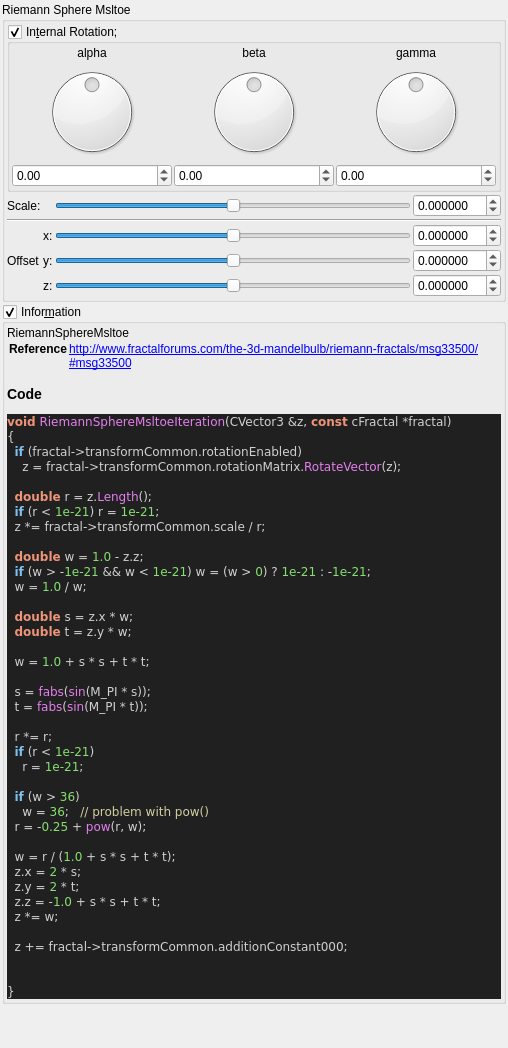
Above: mandelbulber2/qt_data/fractal_riemann_sphere_msltoe.ui from buddhi1980/mandelbulber2 before the change. Below: the same form after it.
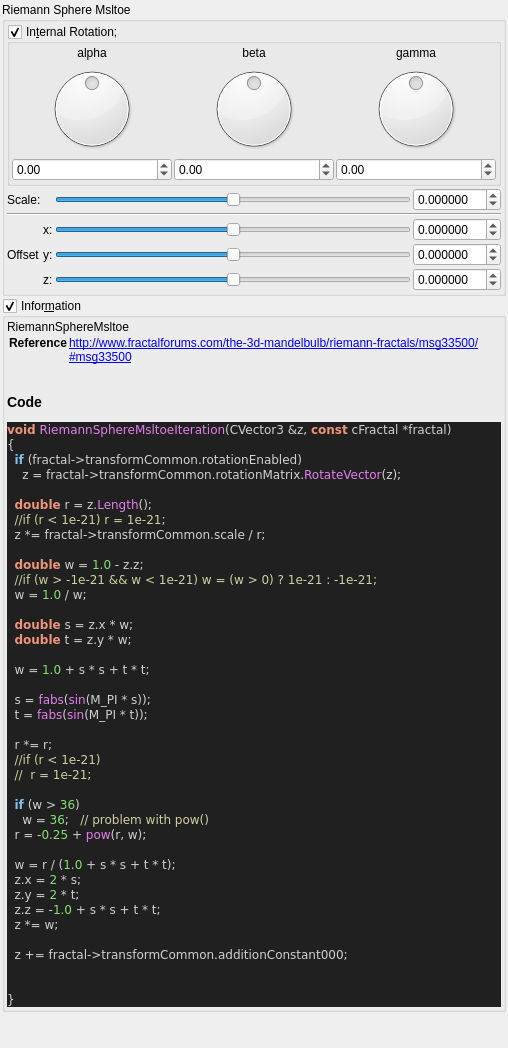
That is the form after the change. Custom widgets are drawn as their Qt base class.

Commit message:
stripped code highlight output to body tag
 the surrounding part (HTML Tag and comment) contained version specific parts.
 Now only the body tag will be written to the ui file,
 so the complete output of populateUiInformation.php should be reproducable.

 Also readded broken symlinks in deploy/share/mandelbulber2

Patch:
```diff
--- a/mandelbulber2/qt_data/fractal_riemann_sphere_msltoe.ui
+++ b/mandelbulber2/qt_data/fractal_riemann_sphere_msltoe.ui
@@ -526,27 +526,22 @@
        <widget class="QLabel" name="label_code_content">
         <property name="text">
          <string>&lt;p&gt;RiemannSphereMsltoe&lt;/p&gt;&lt;table&gt;
-&lt;tr&gt;&lt;th&gt;Reference&lt;/th&gt;&lt;td&gt;&lt;a href=&quot;http://www.fractalforums.com/the-3d-mandelbulb/riemann-fractals/msg33500/#msg33500&quot;&gt;http://www.fractalforums.com/the-3d-mandelbulb/riemann-fractals/msg33500/#msg33500&lt;/a&gt;&lt;/td&gt;&lt;/tr&gt;
+&lt;tr&gt;&lt;th&gt;Reference&lt;/th&gt;&lt;td&gt;&lt;a href=&quot;http://www.fractalforums.com/the-3d-mandelbulb/riemann-fractals/msg33500/#msg33500&quot;&gt;http://www.fractalforums.com/the-3d-mandelbulb/riemann-fractals/msg33500/#msg33500&lt;br&gt;
+&lt;/td&gt;&lt;/tr&gt;
 &lt;/table&gt;
 &lt;h3&gt;Code&lt;/h3&gt;
-&lt;!DOCTYPE HTML PUBLIC &quot;-//W3C//DTD HTML 4.0 Transitional//EN&quot;&gt;
-&lt;html&gt;
-&lt;head&gt;
-&lt;meta http-equiv=&quot;content-type&quot; content=&quot;text/html; charset=ISO-8859-1&quot;&gt;
-&lt;title&gt;Source file&lt;/title&gt;
-&lt;/head&gt;
 &lt;body style=&quot;background-color:#202020&quot;&gt;
-&lt;pre style=&quot;color:#d0d0d0; background-color:#202020;  font-family:'Courier New';&quot;&gt;&lt;span style=&quot;color:#f09479; font-weight:bold&quot;&gt;void&lt;/span&gt; &lt;span style=&quot;color:#e47eed&quot;&gt;RiemannSphereMsltoeIteration&lt;/span&gt;&lt;span style=&quot;color:#d0d0d0&quot;&gt;(&lt;/span&gt;CVector3 &lt;span style=&quot;color:#d0d0d0&quot;&gt;&amp;amp;&lt;/span&gt;z&lt;span style=&quot;color:#d0d0d0&quot;&gt;,&lt;/span&gt; &lt;span style=&quot;color:#f09479; font-weight:bold&quot;&gt;const&lt;/span&gt; cFractal &lt;span style=&quot;color:#d0d0d0&quot;&gt;*&lt;/span&gt;fractal&lt;span style=&quot;color:#d0d0d0&quot;&gt;)&lt;/span&gt;
+&lt;pre style=&quot;color:#d0d0d0; background-color:#202020;  font-family:'Courier New',monospace;&quot;&gt;&lt;span style=&quot;color:#f09479; font-weight:bold&quot;&gt;void&lt;/span&gt; &lt;span style=&quot;color:#e47eed&quot;&gt;RiemannSphereMsltoeIteration&lt;/span&gt;&lt;span style=&quot;color:#d0d0d0&quot;&gt;(&lt;/span&gt;CVector3 &lt;span style=&quot;color:#d0d0d0&quot;&gt;&amp;amp;&lt;/span&gt;z&lt;span style=&quot;color:#d0d0d0&quot;&gt;,&lt;/span&gt; &lt;span style=&quot;color:#f09479; font-weight:bold&quot;&gt;const&lt;/span&gt; cFractal &lt;span style=&quot;color:#d0d0d0&quot;&gt;*&lt;/span&gt;fractal&lt;span style=&quot;color:#d0d0d0&quot;&gt;)&lt;/span&gt;
 &lt;span style=&quot;color:#d0d0d0&quot;&gt;{&lt;/span&gt;
   &lt;span style=&quot;color:#7ec0ee; font-weight:bold&quot;&gt;if&lt;/span&gt; &lt;span style=&quot;color:#d0d0d0&quot;&gt;(&lt;/span&gt;fractal&lt;span style=&quot;color:#d0d0d0&quot;&gt;-&amp;gt;&lt;/span&gt;transformCommon&lt;span style=&quot;color:#d0d0d0&quot;&gt;.&lt;/span&gt;rotationEnabled&lt;span style=&quot;color:#d0d0d0&quot;&gt;)&lt;/span&gt;
     z &lt;span style=&quot;color:#d0d0d0&quot;&gt;=&lt;/span&gt; fractal&lt;span style=&quot;color:#d0d0d0&quot;&gt;-&amp;gt;&lt;/span&gt;transformCommon&lt;span style=&quot;color:#d0d0d0&quot;&gt;.&lt;/span&gt;rotationMatrix&lt;span style=&quot;color:#d0d0d0&quot;&gt;.&lt;/span&gt;&lt;span style=&quot;color:#e47eed&quot;&gt;RotateVector&lt;/span&gt;&lt;span style=&quot;color:#d0d0d0&quot;&gt;(&lt;/span&gt;z&lt;span style=&quot;color:#d0d0d0&quot;&gt;);&lt;/span&gt;
 
   &lt;span style=&quot;color:#f09479; font-weight:bold&quot;&gt;double&lt;/span&gt; r &lt;span style=&quot;color:#d0d0d0&quot;&gt;=&lt;/span&gt; z&lt;span style=&quot;color:#d0d0d0&quot;&gt;.&lt;/span&gt;&lt;span style=&quot;color:#e47eed&quot;&gt;Length&lt;/span&gt;&lt;span style=&quot;color:#d0d0d0&quot;&gt;();&lt;/span&gt;
-  &lt;span style=&quot;color:#7ec0ee; font-weight:bold&quot;&gt;if&lt;/span&gt; &lt;span style=&quot;color:#d0d0d0&quot;&gt;(&lt;/span&gt;r &lt;span style=&quot;color:#d0d0d0&quot;&gt;&amp;lt;&lt;/span&gt; &lt;span style=&quot;color:#87df71&quot;&gt;1e-21&lt;/span&gt;&lt;span style=&quot;color:#d0d0d0&quot;&gt;)&lt;/span&gt; r &lt;span style=&quot;color:#d0d0d0&quot;&gt;=&lt;/span&gt; &lt;span style=&quot;color:#87df71&quot;&gt;1e-21&lt;/span&gt;&lt;span style=&quot;color:#d0d0d0&quot;&gt;;&lt;/span&gt;
+  &lt;span style=&quot;color:#d0d0a0&quot;&gt;//if (r &amp;lt; 1e-21) r = 1e-21;&lt;/span&gt;
   z &lt;span style=&quot;color:#d0d0d0&quot;&gt;*=&lt;/span&gt; fractal&lt;span style=&quot;color:#d0d0d0&quot;&gt;-&amp;gt;&lt;/span&gt;transformCommon&lt;span style=&quot;color:#d0d0d0&quot;&gt;.&lt;/span&gt;scale &lt;span style=&quot;color:#d0d0d0&quot;&gt;/&lt;/span&gt; r&lt;span style=&quot;color:#d0d0d0&quot;&gt;;&lt;/span&gt;
 
   &lt;span style=&quot;color:#f09479; font-weight:bold&quot;&gt;double&lt;/span&gt; w &lt;span style=&quot;color:#d0d0d0&quot;&gt;=&lt;/span&gt; &lt;span style=&quot;color:#87df71&quot;&gt;1.0&lt;/span&gt; &lt;span style=&quot;color:#d0d0d0&quot;&gt;-&lt;/span&gt; z&lt;span style=&quot;color:#d0d0d0&quot;&gt;.&lt;/span&gt;z&lt;span style=&quot;color:#d0d0d0&quot;&gt;;&lt;/span&gt;
-  &lt;span style=&quot;color:#7ec0ee; font-weight:bold&quot;&gt;if&lt;/span&gt; &lt;span style=&quot;color:#d0d0d0&quot;&gt;(&lt;/span&gt;w &lt;span style=&quot;color:#d0d0d0&quot;&gt;&amp;gt; -&lt;/span&gt;&lt;span style=&quot;color:#87df71&quot;&gt;1e-21&lt;/span&gt; &lt;span style=&quot;color:#d0d0d0&quot;&gt;&amp;amp;&amp;amp;&lt;/span&gt; w &lt;span style=&quot;color:#d0d0d0&quot;&gt;&amp;lt;&lt;/span&gt; &lt;span style=&quot;color:#87df71&quot;&gt;1e-21&lt;/span&gt;&lt;span style=&quot;color:#d0d0d0&quot;&gt;)&lt;/span&gt; w &lt;span style=&quot;color:#d0d0d0&quot;&gt;= (&lt;/span&gt;w &lt;span style=&quot;color:#d0d0d0&quot;&gt;&amp;gt;&lt;/span&gt; &lt;span style=&quot;color:#87df71&quot;&gt;0&lt;/span&gt;&lt;span style=&quot;color:#d0d0d0&quot;&gt;)&lt;/span&gt; ? &lt;span style=&quot;color:#87df71&quot;&gt;1e-21&lt;/span&gt; &lt;span style=&quot;color:#d0d0d0&quot;&gt;: -&lt;/span&gt;&lt;span style=&quot;color:#87df71&quot;&gt;1e-21&lt;/span&gt;&lt;span style=&quot;color:#d0d0d0&quot;&gt;;&lt;/span&gt;
+  &lt;span style=&quot;color:#d0d0a0&quot;&gt;//if (w &amp;gt; -1e-21 &amp;amp;&amp;amp; w &amp;lt; 1e-21) w = (w &amp;gt; 0) ? 1e-21 : -1e-21;&lt;/span&gt;
   w &lt;span style=&quot;color:#d0d0d0&quot;&gt;=&lt;/span&gt; &lt;span style=&quot;color:#87df71&quot;&gt;1.0&lt;/span&gt; &lt;span style=&quot;color:#d0d0d0&quot;&gt;/&lt;/span&gt; w&lt;span style=&quot;color:#d0d0d0&quot;&gt;;&lt;/span&gt;
 
   &lt;span style=&quot;color:#f09479; font-weight:bold&quot;&gt;double&lt;/span&gt; s &lt;span style=&quot;color:#d0d0d0&quot;&gt;=&lt;/span&gt; z&lt;span style=&quot;color:#d0d0d0&quot;&gt;.&lt;/span&gt;x &lt;span style=&quot;color:#d0d0d0&quot;&gt;*&lt;/span&gt; w&lt;span style=&quot;color:#d0d0d0&quot;&gt;;&lt;/span&gt;
@@ -558,8 +553,8 @@
   t &lt;span style=&quot;color:#d0d0d0&quot;&gt;=&lt;/span&gt; &lt;span style=&quot;color:#e47eed&quot;&gt;fabs&lt;/span&gt;&lt;span style=&quot;color:#d0d0d0&quot;&gt;(&lt;/span&gt;&lt;span style=&quot;color:#e47eed&quot;&gt;sin&lt;/span&gt;&lt;span style=&quot;color:#d0d0d0&quot;&gt;(&lt;/span&gt;M_PI &lt;span style=&quot;color:#d0d0d0&quot;&gt;*&lt;/span&gt; t&lt;span style=&quot;color:#d0d0d0&quot;&gt;));&lt;/span&gt;
 
   r &lt;span style=&quot;color:#d0d0d0&quot;&gt;*=&lt;/span&gt; r&lt;span style=&quot;color:#d0d0d0&quot;&gt;;&lt;/span&gt;
-  &lt;span style=&quot;color:#7ec0ee; font-weight:bold&quot;&gt;if&lt;/span&gt; &lt;span style=&quot;color:#d0d0d0&quot;&gt;(&lt;/span&gt;r &lt;span style=&quot;color:#d0d0d0&quot;&gt;&amp;lt;&lt;/span&gt; &lt;span style=&quot;color:#87df71&quot;&gt;1e-21&lt;/span&gt;&lt;span style=&quot;color:#d0d0d0&quot;&gt;)&lt;/span&gt;
-    r &lt;span style=&quot;color:#d0d0d0&quot;&gt;=&lt;/span&gt; &lt;span style=&quot;color:#87df71&quot;&gt;1e-21&lt;/span&gt;&lt;span style=&quot;color:#d0d0d0&quot;&gt;;&lt;/span&gt;
+  &lt;span style=&quot;color:#d0d0a0&quot;&gt;//if (r &amp;lt; 1e-21)&lt;/span&gt;
+  &lt;span style=&quot;color:#d0d0a0&quot;&gt;//  r = 1e-21;&lt;/span&gt;
 
   &lt;span style=&quot;color:#7ec0ee; font-weight:bold&quot;&gt;if&lt;/span&gt; &lt;span style=&quot;color:#d0d0d0&quot;&gt;(&lt;/span&gt;w &lt;span style=&quot;color:#d0d0d0&quot;&gt;&amp;gt;&lt;/span&gt; &lt;span style=&quot;color:#87df71&quot;&gt;36&lt;/span&gt;&lt;span style=&quot;color:#d0d0d0&quot;&gt;)&lt;/span&gt;
     w &lt;span style=&quot;color:#d0d0d0&quot;&gt;=&lt;/span&gt; &lt;span style=&quot;color:#87df71&quot;&gt;36&lt;/span&gt;&lt;span style=&quot;color:#d0d0d0&quot;&gt;;&lt;/span&gt;   &lt;span style=&quot;color:#d0d0a0&quot;&gt;// problem with pow()&lt;/span&gt;
@@ -576,10 +571,7 @@
 
 &lt;span style=&quot;color:#d0d0d0&quot;&gt;}&lt;/span&gt;
 &lt;/pre&gt;
-&lt;/body&gt;
-&lt;/html&gt;
-&lt;!--HTML generated by highlight 3.9, http://www.andre-simon.de/--&gt;
-</string>
+&lt;/body&gt;</string>
         </property>
         <property name="wordWrap">
          <bool>true</bool>
```
The commit also changes 109 other files.
